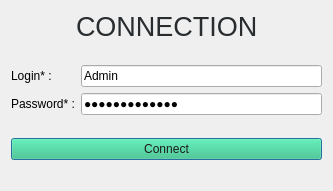
Qt form dialogconnexion.ui (Selecat/Patate) before a commit.
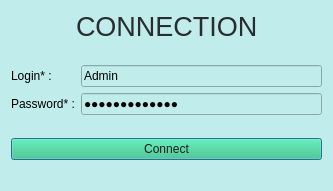
The same form after that commit.

What changed in the file:
```diff
--- a/dialogconnexion.ui
+++ b/dialogconnexion.ui
@@ -13,6 +13,9 @@
   <property name="windowTitle">
    <string>Connexion</string>
   </property>
+  <property name="styleSheet">
+   <string notr="true">background-color: #c0ecec;color: black;</string>
+  </property>
   <layout class="QVBoxLayout" name="verticalLayout">
    <item>
     <layout class="QHBoxLayout" name="horizontalLayout">
```
